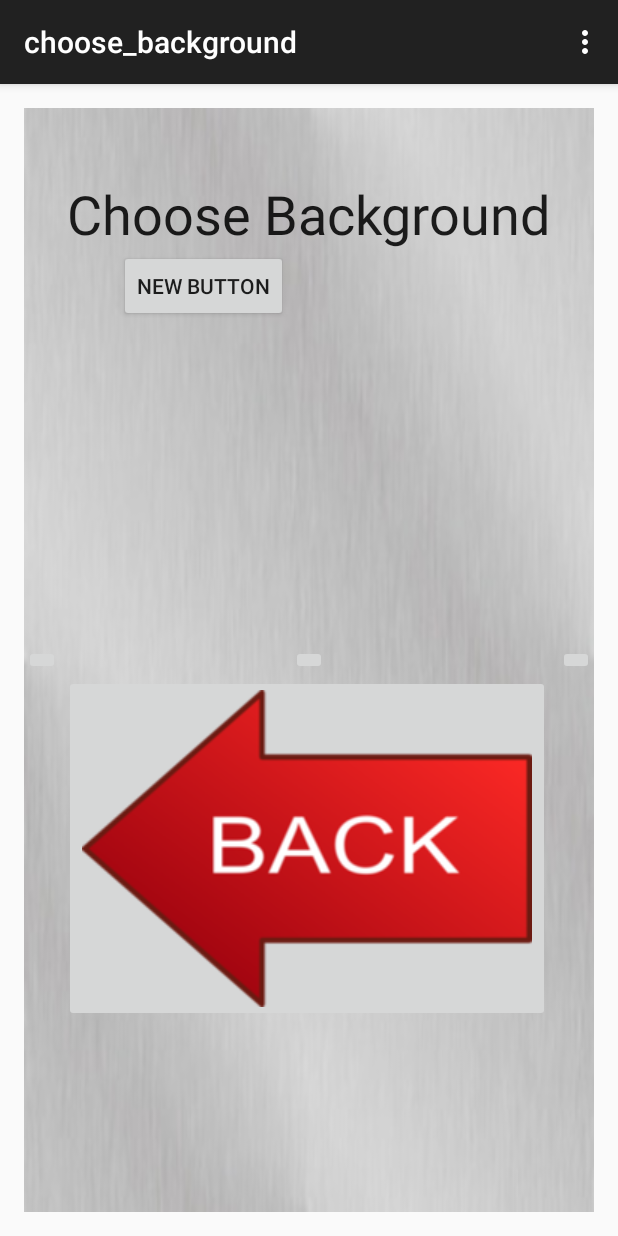
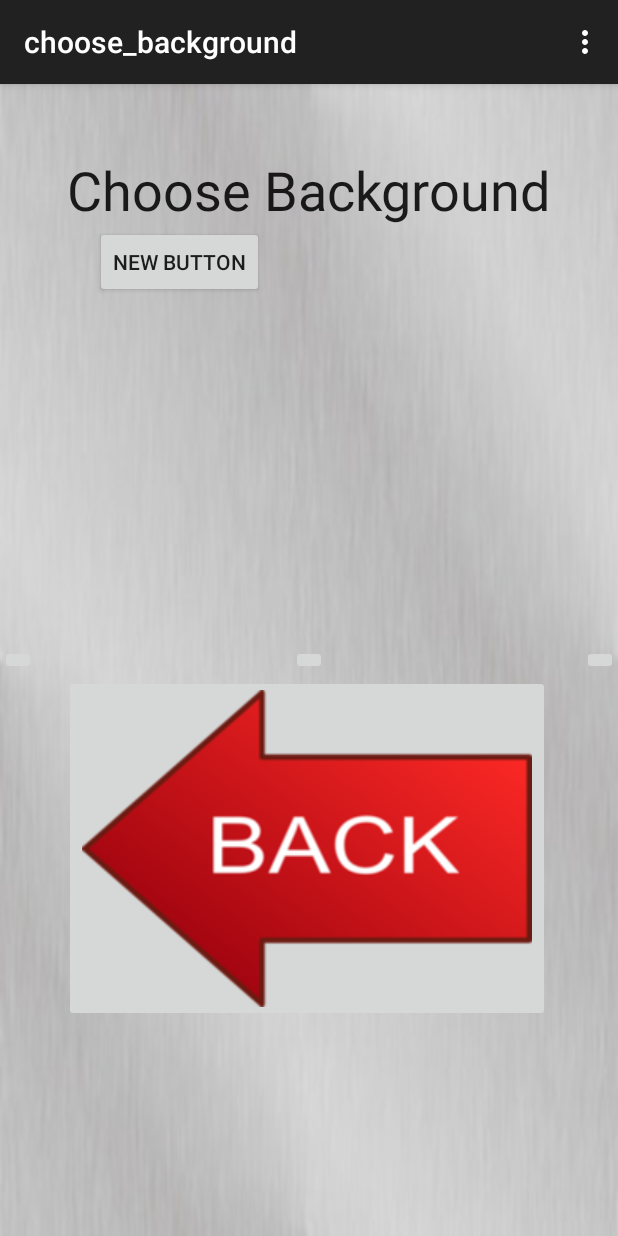
Before and after one commit to Darthpwner/Keepy-Uppy-Android, an Android app: the choose_background screen opened directly, with no data from a screen before it, on a phone screen of 412 x 824 dp. Run offline under Robolectric (Android 15) with nearby library versions, the phone set to English and light mode, and no system bars.

Commit message:
Fixed padding issueson Choose Ball and Choose Background

```diff
--- a/app/src/main/res/layout/activity_choose_background.xml
+++ b/app/src/main/res/layout/activity_choose_background.xml
@@ -4,7 +4,8 @@
     android:paddingRight="@dimen/activity_horizontal_margin"
     android:paddingTop="@dimen/activity_vertical_margin"
     android:paddingBottom="@dimen/activity_vertical_margin"
-    tools:context="matthewallenlinsoftware.keepy_uppy.choose_background">
+    tools:context="matthewallenlinsoftware.keepy_uppy.choose_background"
+    android:padding="0dp">
 
     <ImageView
         android:layout_width="match_parent"
--- a/app/src/main/res/layout/activity_choose_ball.xml
+++ b/app/src/main/res/layout/activity_choose_ball.xml
@@ -4,7 +4,8 @@
     android:paddingRight="@dimen/activity_horizontal_margin"
     android:paddingTop="@dimen/activity_vertical_margin"
     android:paddingBottom="@dimen/activity_vertical_margin"
-    tools:context="matthewallenlinsoftware.keepy_uppy.choose_ball">
+    tools:context="matthewallenlinsoftware.keepy_uppy.choose_ball"
+    android:padding="0dp">
 
     <ImageView
         android:layout_width="fill_parent"
```
Also changed, not shown: 3 other files.
